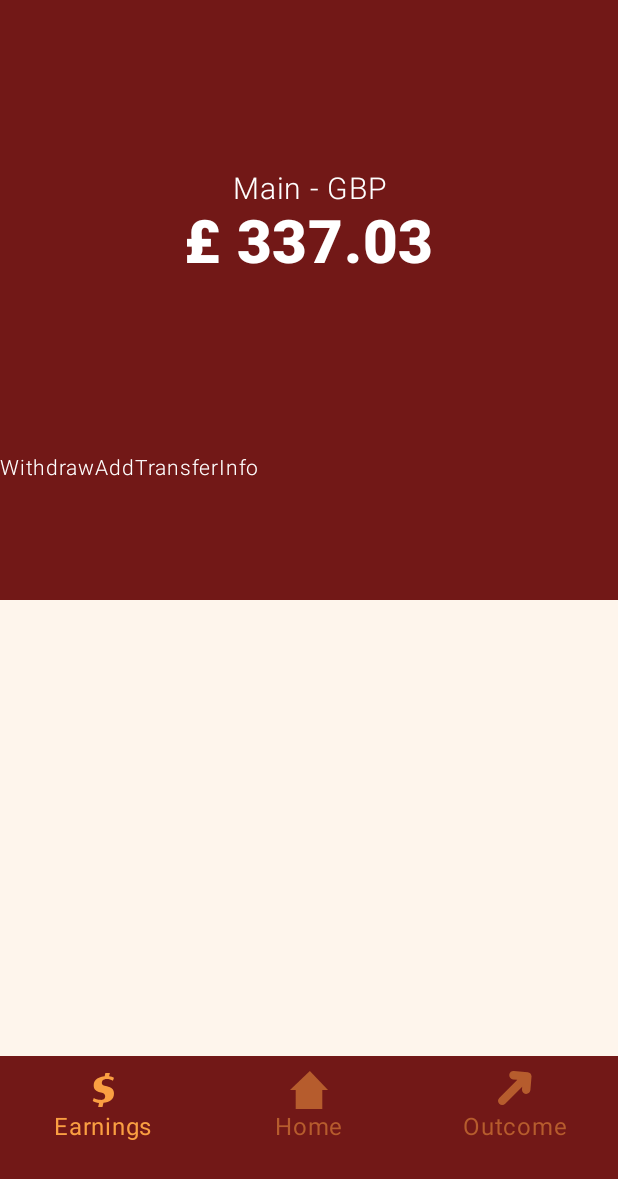
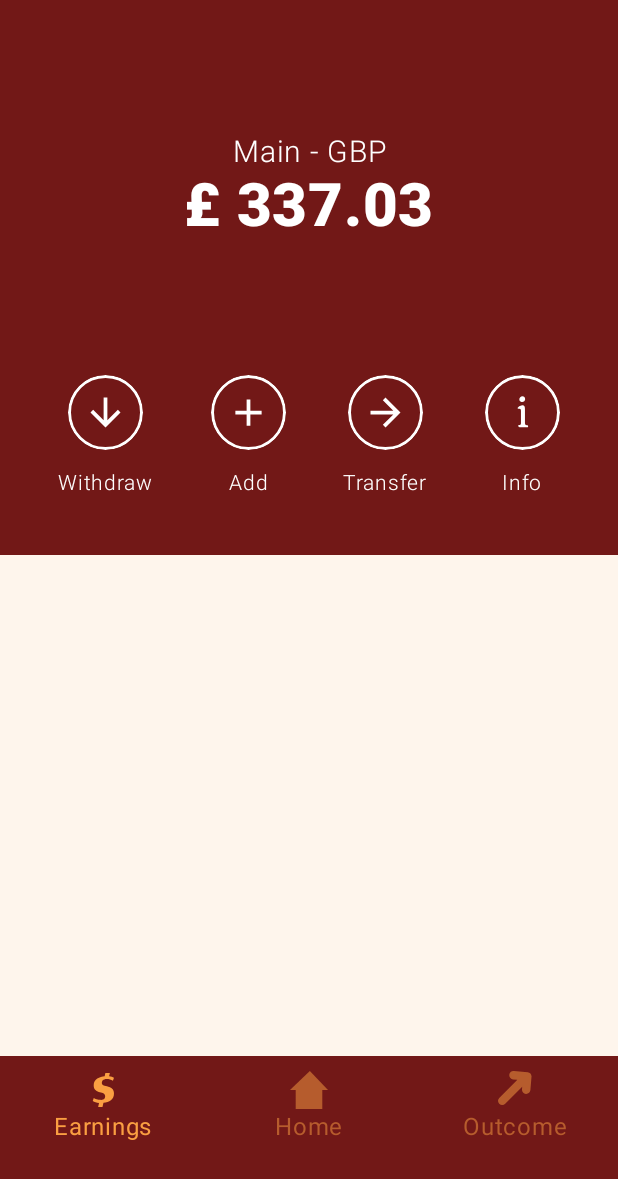
Before and after one commit to ILIIH/Neuro-Maining, an Android app built with Jetpack Compose: the HomeScreen screen opened through its navigation route, on a phone screen of 412 x 824 dp. Shown: the top 1179 px of the screen. Run offline under Robolectric (Android 15) with nearby library versions, the light colour scheme and no system bars.

Commit message:
added top bar for home screen

```diff
--- a/NeuroMaining/app/src/main/java/com/example/neuro_maining/ui/home_screen/HomeScreen.kt
+++ b/NeuroMaining/app/src/main/java/com/example/neuro_maining/ui/home_screen/HomeScreen.kt
@@ -1,6 +1,9 @@
 package com.example.neuro_maining.ui.home_screen
 
+import androidx.compose.foundation.Image
 import androidx.compose.foundation.background
+import androidx.compose.foundation.border
+import androidx.compose.foundation.layout.Arrangement
 import androidx.compose.foundation.layout.Box
 import androidx.compose.foundation.layout.Column
 import androidx.compose.foundation.layout.Row
@@ -9,17 +12,23 @@ import androidx.compose.foundation.layout.fillMaxSize
 import androidx.compose.foundation.layout.fillMaxWidth
 import androidx.compose.foundation.layout.height
 import androidx.compose.foundation.layout.padding
+import androidx.compose.foundation.layout.size
+import androidx.compose.foundation.shape.CircleShape
 import androidx.compose.material3.Text
 import androidx.compose.runtime.Composable
 import androidx.compose.runtime.mutableStateOf
 import androidx.compose.runtime.remember
 import androidx.compose.ui.Alignment
 import androidx.compose.ui.Modifier
+import androidx.compose.ui.draw.clip
 import androidx.compose.ui.graphics.Color
+import androidx.compose.ui.res.painterResource
 import androidx.compose.ui.text.font.FontStyle
 import androidx.compose.ui.text.font.FontWeight
+import androidx.compose.ui.tooling.preview.Preview
 import androidx.compose.ui.unit.dp
 import androidx.compose.ui.unit.sp
+import com.example.neuro_maining.R
 import com.example.neuro_maining.miningHistory
 import com.example.neuro_maining.navigation.NavigationRoute
 import com.example.neuro_maining.ui.custom_view.PlotView
@@ -28,78 +37,17 @@ import com.example.neuro_maining.ui.theme.SecondaryBackgroundColor
 
 @Composable
 fun HomeScreen() {
-
     Box(modifier = Modifier
         .fillMaxSize()
         .background(SecondaryBackgroundColor)) {
         Column {
-            Box(
-                modifier = Modifier
-                    .background(PrimaryColor)
-                    .height(300.dp)
-                    .fillMaxWidth(),
-                contentAlignment = Alignment.Center
-            ) {
-                Column(horizontalAlignment = Alignment.CenterHorizontally) {
-                    Text(
-                        text = "Main - GBP",
-                        color = Color.White,
-                        fontWeight = FontWeight.Light,
-                        fontSize = 20.sp
-                    )
-                    Text(
-                        text = "£ 337.03",
-                        color = Color.White,
-                        fontWeight = FontWeight.ExtraBold,
-                        fontSize = 40.sp
-                    )
-                }
-            }
-
-            Box(
-                modifier = Modifier
-                    .background(PrimaryColor)
-                    .height(100.dp)
-                    .fillMaxWidth(),
-            ){
-                Row (verticalAlignment = Alignment.CenterVertically){
-                    Column(horizontalAlignment = Alignment.CenterHorizontally) {
-                        Text(
-                            text = "Withdraw",
-                            color = Color.White,
-                            fontWeight = FontWeight.Light,
-                            fontSize = 14.sp
-                        )
-                    }
-
-                    Column(horizontalAlignment = Alignment.CenterHorizontally) {
-                        Text(
-                            text = "Add",
-                            color = Color.White,
-                            fontWeight = FontWeight.Light,
-                            fontSize = 14.sp
-                        )
-                    }
-
-                    Column(horizontalAlignment = Alignment.CenterHorizontally) {
-                        Text(
-                            text = "Transfer",
-                            color = Color.White,
-                            fontWeight = FontWeight.Light,
-                            fontSize = 14.sp
-                        )
-                    }
-
-                    Column(horizontalAlignment = Alignment.CenterHorizontally) {
-                        Text(
-                            text = "Info",
-                            color = Color.White,
-                            fontWeight = FontWeight.Light,
-                            fontSize = 14.sp
-                        )
-                    }
-                }
-            }
+            HomeTopbar()
         }
     }
 }
+
+@Composable
+@Preview(showBackground = true, backgroundColor = 0xFF101010)
+fun HomeScreenPreview() {
+    HomeScreen()
+}
--- /dev/null
+++ b/NeuroMaining/app/src/main/java/com/example/neuro_maining/ui/home_screen/HomeTopbar.kt
@@ -0,0 +1,139 @@
+package com.example.neuro_maining.ui.home_screen
+
+import androidx.compose.foundation.Image
+import androidx.compose.foundation.background
+import androidx.compose.foundation.border
+import androidx.compose.foundation.layout.Arrangement
+import androidx.compose.foundation.layout.Box
+import androidx.compose.foundation.layout.Column
+import androidx.compose.foundation.layout.Row
+import androidx.compose.foundation.layout.fillMaxSize
+import androidx.compose.foundation.layout.fillMaxWidth
+import androidx.compose.foundation.layout.height
+import androidx.compose.foundation.layout.padding
+import androidx.compose.foundation.layout.size
+import androidx.compose.foundation.shape.CircleShape
+import androidx.compose.material3.Text
+import androidx.compose.runtime.Composable
+import androidx.compose.ui.Alignment
+import androidx.compose.ui.Modifier
+import androidx.compose.ui.draw.clip
+import androidx.compose.ui.graphics.Color
+import androidx.compose.ui.res.painterResource
+import androidx.compose.ui.text.font.FontWeight
+import androidx.compose.ui.unit.dp
+import androidx.compose.ui.unit.sp
+import com.example.neuro_maining.R
+import com.example.neuro_maining.ui.theme.PrimaryColor
+import com.example.neuro_maining.ui.theme.SecondaryBackgroundColor
+
+@Composable
+fun HomeTopbar() {
+            Box(
+                modifier = Modifier
+                    .background(PrimaryColor)
+                    .height(250.dp)
+                    .fillMaxWidth(),
+                contentAlignment = Alignment.Center
+            ) {
+                Column(horizontalAlignment = Alignment.CenterHorizontally) {
+                    Text(
+                        text = "Main - GBP",
+                        color = Color.White,
+                        fontWeight = FontWeight.Light,
+                        fontSize = 20.sp
+                    )
+                    Text(
+                        text = "£ 337.03",
+                        color = Color.White,
+                        fontWeight = FontWeight.ExtraBold,
+                        fontSize = 40.sp
+                    )
+                }
+            }
+
+            Box(
+                modifier = Modifier
+                    .background(PrimaryColor)
+                    .height(120.dp)
+                    .fillMaxWidth(),
+            ){
+                Row (verticalAlignment = Alignment.CenterVertically, horizontalArrangement = Arrangement.SpaceEvenly, modifier = Modifier.fillMaxWidth()){
+                    Column(horizontalAlignment = Alignment.CenterHorizontally) {
+                        Image(
+                            painter = painterResource(id = R.drawable.ic_baseline_arrow_downward_24),
+                            contentDescription = "Withdraw icon",
+                            modifier = Modifier
+                                .size(50.dp)
+                                .clip(CircleShape)
+                                .border(2.dp, Color.White, CircleShape)
+                                .padding(10.dp)
+                        )
+                        Text(
+                            text = "Withdraw",
+                            color = Color.White,
+                            fontWeight = FontWeight.Light,
+                            fontSize = 14.sp,
+                            modifier = Modifier.padding(top = 10.dp)
+                        )
+                    }
+
+                    Column(horizontalAlignment = Alignment.CenterHorizontally) {
+                        Image(
+                            painter = painterResource(id = R.drawable.ic_baseline_add_24),
+                            contentDescription = "Add icon",
+                            modifier = Modifier
+                                .size(50.dp)
+                                .clip(CircleShape)
+                                .border(2.dp, Color.White, CircleShape)
+                                .padding(10.dp)
+                        )
+                        Text(
+                            text = "Add",
+                            color = Color.White,
+                            fontWeight = FontWeight.Light,
+                            fontSize = 14.sp,
+                            modifier = Modifier.padding(top = 10.dp)
+                        )
+                    }
+
+                    Column(horizontalAlignment = Alignment.CenterHorizontally) {
+                        Image(
+                            painter = painterResource(id = R.drawable.ic_baseline_arrow_forward_24),
+                            contentDescription = "Transfer icon",
+                            modifier = Modifier
+                                .size(50.dp)
+                                .clip(CircleShape)
+                                .border(2.dp, Color.White, CircleShape)
+                                .padding(10.dp)
+                        )
+                        Text(
+                            text = "Transfer",
+                            color = Color.White,
+                            fontWeight = FontWeight.Light,
+                            fontSize = 14.sp,
+                            modifier = Modifier.padding(top = 10.dp)
+                        )
+                    }
+
+                    Column(horizontalAlignment = Alignment.CenterHorizontally) {
+                        Image(
+                            painter = painterResource(id = R.drawable.ic_info),
+                            contentDescription = "Info icon",
+                            modifier = Modifier
+                                .size(50.dp)
+                                .clip(CircleShape)
+                                .border(2.dp, Color.White, CircleShape)
+                                .padding(14.dp)
+                        )
+                        Text(
+                            text = "Info",
+                            color = Color.White,
+                            fontWeight = FontWeight.Light,
+                            fontSize = 14.sp,
+                            modifier = Modifier.padding(top = 10.dp)
+                        )
+                    }
+                }
+            }
+}
--- /dev/null
+++ b/NeuroMaining/app/src/main/res/drawable/ic_baseline_add_24.xml
@@ -0,0 +1,5 @@
+<vector android:height="24dp" android:tint="#FFFFFF"
+    android:viewportHeight="24" android:viewportWidth="24"
+    android:width="24dp" xmlns:android="http://schemas.android.com/apk/res/android">
+    <path android:fillColor="@android:color/white" android:pathData="M19,13h-6v6h-2v-6H5v-2h6V5h2v6h6v2z"/>
+</vector>
--- /dev/null
+++ b/NeuroMaining/app/src/main/res/drawable/ic_baseline_arrow_downward_24.xml
@@ -0,0 +1,5 @@
+<vector android:height="24dp" android:tint="#FFFFFF"
+    android:viewportHeight="24" android:viewportWidth="24"
+    android:width="24dp" xmlns:android="http://schemas.android.com/apk/res/android">
+    <path android:fillColor="@android:color/white" android:pathData="M20,12l-1.41,-1.41L13,16.17V4h-2v12.17l-5.58,-5.59L4,12l8,8 8,-8z"/>
+</vector>
--- /dev/null
+++ b/NeuroMaining/app/src/main/res/drawable/ic_baseline_arrow_forward_24.xml
@@ -0,0 +1,5 @@
+<vector android:autoMirrored="true" android:height="24dp"
+    android:tint="#FFFFFF" android:viewportHeight="24"
+    android:viewportWidth="24" android:width="24dp" xmlns:android="http://schemas.android.com/apk/res/android">
+    <path android:fillColor="@android:color/white" android:pathData="M12,4l-1.41,1.41L16.17,11H4v2h12.17l-5.58,5.59L12,20l8,-8z"/>
+</vector>
--- /dev/null
+++ b/NeuroMaining/app/src/main/res/drawable/ic_baseline_arrow_outward_24.xml
@@ -0,0 +1,5 @@
+<vector android:height="24dp" android:tint="#FFFFFF"
+    android:viewportHeight="24" android:viewportWidth="24"
+    android:width="24dp" xmlns:android="http://schemas.android.com/apk/res/android">
+    <path android:fillColor="@android:color/white" android:pathData="M6,6l0,2l8.59,0l-9.59,9.59l1.41,1.41l9.59,-9.59l0,8.59l2,0l0,-12z"/>
+</vector>
--- /dev/null
+++ b/NeuroMaining/app/src/main/res/drawable/ic_info.xml
@@ -0,0 +1,9 @@
+<vector xmlns:android="http://schemas.android.com/apk/res/android"
+    android:width="7dp"
+    android:height="18dp"
+    android:viewportWidth="7"
+    android:viewportHeight="18">
+  <path
+      android:pathData="M3.33,3.279C3.109,3.279 2.904,3.247 2.715,3.182C2.533,3.11 2.373,3.009 2.236,2.879C1.95,2.605 1.807,2.238 1.807,1.775C1.807,1.333 1.976,0.958 2.314,0.652C2.64,0.346 3.031,0.193 3.486,0.193C3.942,0.193 4.307,0.33 4.58,0.604C4.854,0.877 4.99,1.248 4.99,1.717C4.99,2.16 4.827,2.534 4.502,2.84C4.183,3.133 3.792,3.279 3.33,3.279ZM2.734,17C1.732,17 1.23,16.772 1.23,16.316C1.23,16.082 1.283,15.9 1.387,15.769C1.543,15.822 1.686,15.848 1.816,15.848C2.422,15.848 2.718,15.464 2.705,14.695V8.152C2.705,7.697 2.64,7.381 2.51,7.205C2.386,7.023 2.161,6.932 1.836,6.932C1.595,6.932 1.377,6.961 1.182,7.02C1.064,7.033 0.98,6.941 0.928,6.746C0.882,6.57 0.908,6.417 1.006,6.287C1.104,6.15 1.253,6.01 1.455,5.867C1.663,5.717 1.891,5.587 2.139,5.477C2.673,5.223 3.118,5.096 3.477,5.096C3.835,5.096 4.098,5.148 4.268,5.252C4.443,5.356 4.577,5.496 4.668,5.672C4.811,5.958 4.883,6.421 4.883,7.059V14.861C4.902,15.376 5.088,15.688 5.439,15.799C5.537,15.831 5.658,15.861 5.801,15.887C5.944,15.913 6.071,15.945 6.182,15.984C6.299,16.017 6.39,16.056 6.455,16.102C6.566,16.186 6.621,16.323 6.621,16.512C6.621,16.746 6.572,16.925 6.475,17.049C6.338,17.016 6.13,17 5.85,17H2.734Z"
+      android:fillColor="#ffffff"/>
+</vector>
```
Also changed, not shown: 1 other file.
